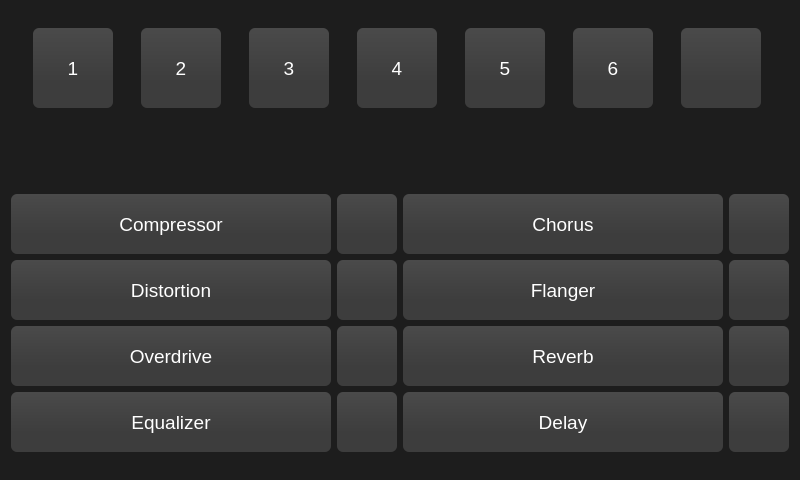
The window that CrimsonGUI/mainwindow.ui (eduardosacco/crimsonfx) describes before a commit, drawn with Qt 5.
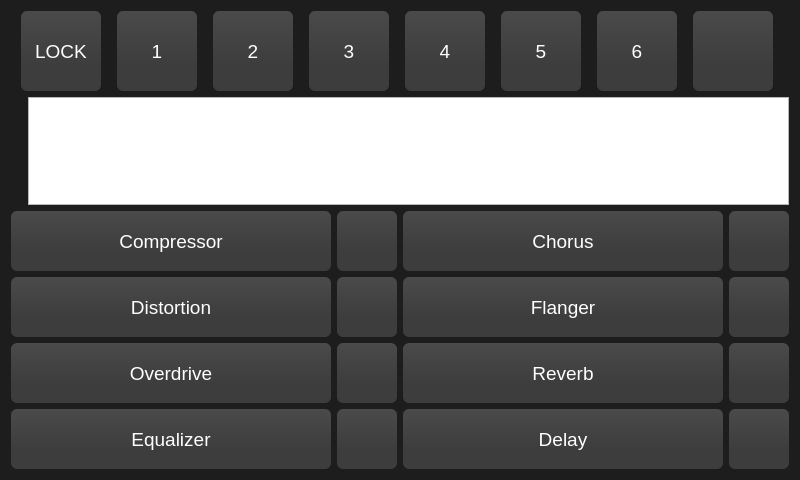
The same window after the commit. Icons and pictures are not drawn.

Diff of the .ui file:
```diff
--- a/CrimsonGUI/mainwindow.ui
+++ b/CrimsonGUI/mainwindow.ui
@@ -46,6 +46,34 @@
    <layout class="QVBoxLayout" name="verticalLayout">
     <item>
      <layout class="QHBoxLayout" name="horizontalLayout">
+      <item>
+       <widget class="QPushButton" name="btnLock">
+        <property name="sizePolicy">
+         <sizepolicy hsizetype="Fixed" vsizetype="Fixed">
+          <horstretch>0</horstretch>
+          <verstretch>0</verstretch>
+         </sizepolicy>
+        </property>
+        <property name="minimumSize">
+         <size>
+          <width>80</width>
+          <height>80</height>
+         </size>
+        </property>
+        <property name="font">
+         <font>
+          <family>Segoe UI</family>
+          <pointsize>14</pointsize>
+          <weight>50</weight>
+          <italic>false</italic>
+          <bold>false</bold>
+         </font>
+        </property>
+        <property name="text">
+         <string>LOCK</string>
+        </property>
+       </widget>
+      </item>
       <item>
        <widget class="QPushButton" name="btnPreset1">
         <property name="sizePolicy">
@@ -269,6 +297,9 @@
         </property>
        </widget>
       </item>
+      <item>
+       <widget class="QTextBrowser" name="textBrowser"/>
+      </item>
      </layout>
     </item>
     <item>
```
Left out of the diff: 62 changed lines with no effect on the pictures.
